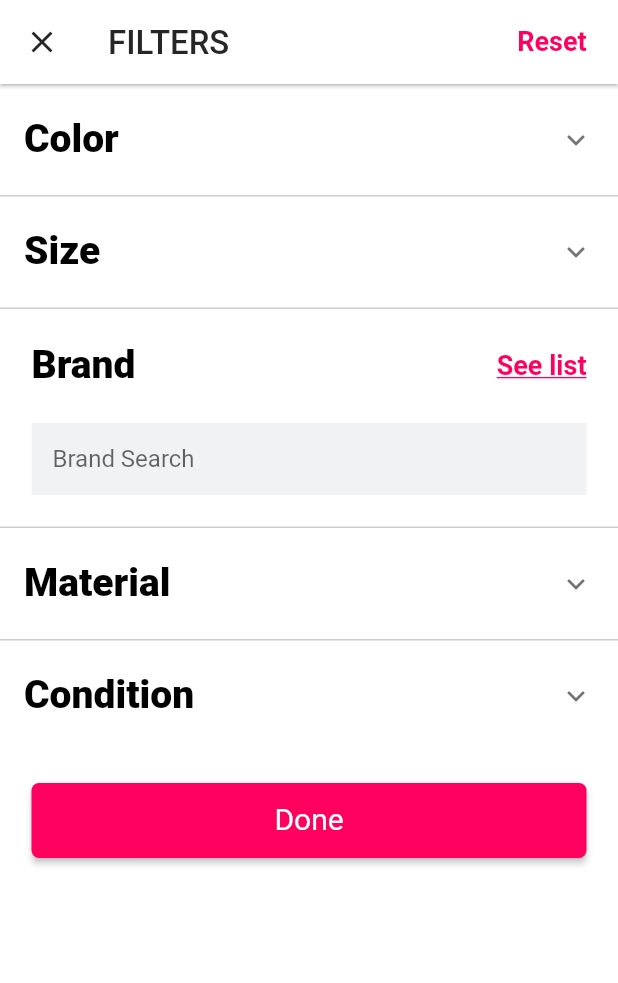
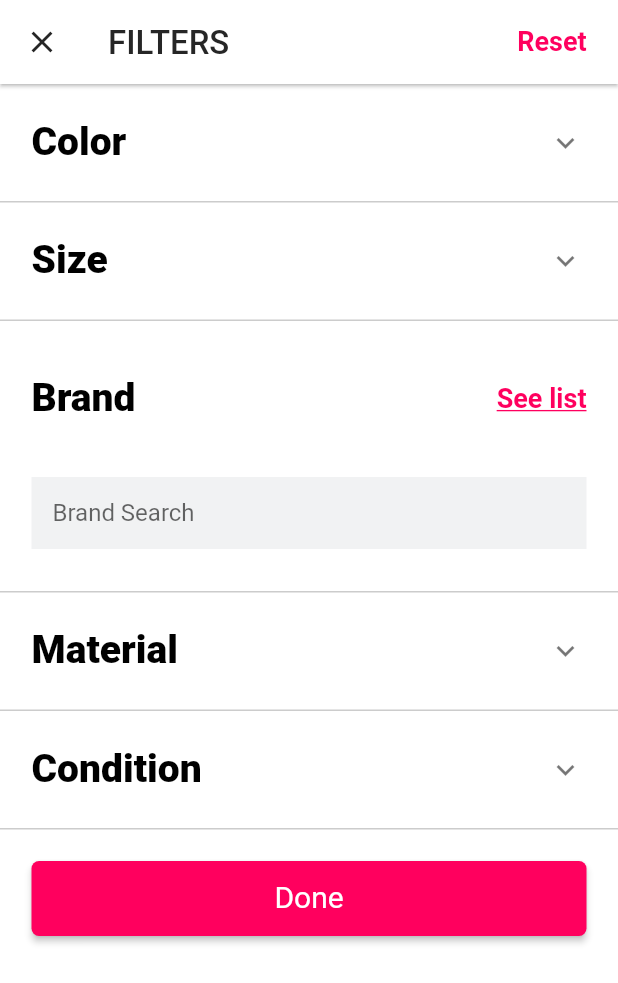
Before and after one commit to mho79/flutter_components, a Flutter app: the screen it shows after launch, on a phone screen of 412 x 824 dp. Shown: the top 983 px of the screen. Run offline on Flutter 3.47's test engine with Material 2 defaults, Android fonts, the phone set to English and light mode, and no system bars; missing offline and left inert: random_color; Roboto replaces fonts that are missing (RobotoCondensed).

Commit message:
update component styles

```diff
--- a/lib/main.dart
+++ b/lib/main.dart
@@ -46,10 +46,10 @@ class FilterLayout extends StatelessWidget {
             // body is the majority of the screen.
             body: ListView(
                 children:  <Widget>[
-                    Container(
-                        padding: EdgeInsets.only(top: 8.0, bottom: 8.0),
-                        child: Theme(
+                   Theme(
                         data: _expansionTileTheme,
+                        child: ListTileTheme(
+                            contentPadding: EdgeInsets.fromLTRB(21.0, 10.0, 23.0, 10.0),
                             child: ExpansionTile(
                                 title: Text(
                                     'Color',
@@ -58,7 +58,7 @@ class FilterLayout extends StatelessWidget {
                                 onExpansionChanged: (bool expanding) => print('expanding: '+expanding.toString()),
                                 children: <Widget>[
                                     Container(
-                                        height: 124,
+                                        height: 125,
                                         child: _buildColorsList(),
                                     ),
                                 ],
@@ -70,10 +70,10 @@ class FilterLayout extends StatelessWidget {
                         thickness: 1.0,
                         color: RelovedColors.black.withOpacity(0.2),
                     ),
-                    Container(
-                        padding: EdgeInsets.only(top: 8.0, bottom: 8.0),
-                        child: Theme(
+                    Theme(
                         data: _expansionTileTheme,
+                        child: ListTileTheme(
+                            contentPadding: EdgeInsets.fromLTRB(21.0, 10.0, 23.0, 10.0),
                             child: ExpansionTile(
                                 title: Text(
                                     'Size',
@@ -95,7 +95,7 @@ class FilterLayout extends StatelessWidget {
                         color: RelovedColors.black.withOpacity(0.2),
                     ),
                     Container(
-                        padding: EdgeInsets.fromLTRB(21.0, 14.0, 21.0, 21.0),
+                        padding: EdgeInsets.fromLTRB(21.0, 28.0, 21.0, 28.0),
                         child: Column(
                             mainAxisAlignment: MainAxisAlignment.spaceBetween,
                             children: <Widget>[
@@ -127,7 +127,7 @@ class FilterLayout extends StatelessWidget {
                                         ),
                                     ],
                                 ),
-                                SizedBox(height: 14.0),
+                                SizedBox(height: 28.0),
                                 Container(
                                     child: TextField(
                                         decoration: InputDecoration(
@@ -147,10 +147,10 @@ class FilterLayout extends StatelessWidget {
                         thickness: 1.0,
                         color: RelovedColors.black.withOpacity(0.2),
                     ),
-                    Container(
-                        padding: EdgeInsets.only(top: 8.0, bottom: 8.0),
-                        child: Theme(
+                    Theme(
                         data: _expansionTileTheme,
+                        child: ListTileTheme(
+                            contentPadding: EdgeInsets.fromLTRB(21.0, 10.0, 23.0, 10.0),
                             child: ExpansionTile(
                                 title: Text(
                                     'Material',
@@ -171,10 +171,10 @@ class FilterLayout extends StatelessWidget {
                         thickness: 1.0,
                         color: RelovedColors.black.withOpacity(0.2),
                     ),
-                    Container(
-                        padding: EdgeInsets.only(top: 8.0, bottom: 8.0),
-                        child: Theme(
+                    Theme(
                         data: _expansionTileTheme,
+                        child: ListTileTheme(
+                            contentPadding: EdgeInsets.fromLTRB(21.0, 10.0, 23.0, 10.0),
                             child: ExpansionTile(
                                 title: Text(
                                     'Condition',
@@ -189,6 +189,11 @@ class FilterLayout extends StatelessWidget {
                                 ],
                             ),
                         ),
+                    ),
+                    Divider(
+                        height: 1.0,
+                        thickness: 1.0,
+                        color: RelovedColors.black.withOpacity(0.2),
                     ),
                     Container(
                         margin: EdgeInsets.all(21.0),
@@ -209,22 +214,34 @@ class FilterLayout extends StatelessWidget {
 }
 
 Widget _buildColorsList() {
-    return ListView.builder(
+    final int itemCount = 10;
+    return ListView.separated(
         scrollDirection: Axis.horizontal,
-        padding: EdgeInsets.all(14.0),
-        itemBuilder: (context, i) {
-            if (i >= 10) {
+        padding: EdgeInsets.only(left: 21.0, right: 23.0, bottom: 29.0),
+        itemBuilder: (BuildContext context, int index) {
+            if (index >= itemCount) {
                 return null;
             }
             return _buildColors();
-        });
+        },
+        separatorBuilder: (BuildContext context, int index) {
+            return SizedBox(
+                width: 14.0,
+            );
+        },
+        itemCount: itemCount,
+    );
 }
 
 Widget _buildColors() {
     RandomColor _randomColor = RandomColor();
     final color = _randomColor.randomColor();
-    return FlatButton(
-        padding: EdgeInsets.all(0.0),
+    return ButtonTheme(
+        padding: EdgeInsets.all(0),
+        materialTapTargetSize: MaterialTapTargetSize.shrinkWrap,
+        minWidth: 0,
+        height: 0,
+        child: FlatButton(
             onPressed: () => print('selected color: '+color.toString()),
             child: Column(
                 crossAxisAlignment: CrossAxisAlignment.center,
@@ -245,25 +262,37 @@ Widget _buildColors() {
                     ),
                 ],
             ),
+        ),
     );
 }
 
 Widget _buildSizesList() {
     final sizes = [32, 34, 36, 38, 40, 42, 44, 46, 48, 50, 52, 54, 56, 58];
-    return ListView.builder(
+    return ListView.separated(
         scrollDirection: Axis.horizontal,
-        padding: EdgeInsets.all(14.0),
-        itemBuilder: (context, i) {
-            if (i >= sizes.length) {
+        padding: EdgeInsets.only(left: 21.0, right: 23.0, bottom: 29.0),
+        itemBuilder: (BuildContext context, int index) {
+            if (index >= sizes.length) {
                 return null;
             }
-            return _buildSizes(context, sizes[i]);
-        });
+            return _buildSizes(context, sizes[index]);
+        },
+        separatorBuilder: (BuildContext context, int index) {
+            return SizedBox(
+                width: 14.0,
+            );
+        },
+        itemCount: sizes.length,
+    );
 }
 
 Widget _buildSizes(context, size) {
-    return FlatButton(
-        padding: EdgeInsets.all(0.0),
+    return ButtonTheme(
+        padding: EdgeInsets.all(0),
+        materialTapTargetSize: MaterialTapTargetSize.shrinkWrap,
+        minWidth: 0,
+        height: 0,
+        child: FlatButton(
             onPressed: () => print('selected size: '+size.toString()),
             child: Container(
                 width: 72.0,
@@ -279,29 +308,40 @@ Widget _buildSizes(context, size) {
                     )
                 ),
             ),
+        ),
     );
 }
 
 Widget _buildMaterialList() {
     final materials = ['denim','cotton','leather','polyester','rayon'];
-    return ListView.builder(
+    return ListView.separated(
         scrollDirection: Axis.horizontal,
-        padding: EdgeInsets.all(14.0),
-        itemBuilder: (context, i) {
-            if (i >= materials.length) {
+        padding: EdgeInsets.only(left: 21.0, right: 23.0, bottom: 29.0),
+        itemBuilder: (BuildContext context, int index) {
+            if (index >= materials.length) {
                 return null;
             }
-            return _buildMaterials(context, materials[i]);
-        });
+            return _buildMaterials(context, materials[index]);
+        },
+        separatorBuilder: (BuildContext context, int index) {
+            return SizedBox(
+                width: 14.0,
+            );
+        },
+        itemCount: materials.length,
+    );
 }
 
 Widget _buildMaterials(context, material) {
-    return FlatButton(
+    return ButtonTheme(
+        padding: EdgeInsets.all(0.0),
+        materialTapTargetSize: MaterialTapTargetSize.shrinkWrap,
+        minWidth: 0,
+        height: 35.0,
+        child: FlatButton(
             onPressed: () => print('selected material: '+material.toString()),
-        padding: EdgeInsets.only(left: 8.0, right: 8.0),
             child: Container(
-            height: 35.0,
-            padding: EdgeInsets.fromLTRB(21.0, 8, 21.0, 8),
+                padding: EdgeInsets.symmetric(horizontal: 21.0),
                 decoration: BoxDecoration(
                     border: Border.all(color: RelovedColors.veryLightPink),
                     borderRadius: BorderRadius.circular(22),
@@ -313,29 +353,40 @@ Widget _buildMaterials(context, material) {
                     )
                 ),
             ),
+        ),
     );
 }
 
 Widget _buildConditionList() {
     final conditions = ['new with label','new without label','excellent','good','with flaws'];
-    return ListView.builder(
+    return ListView.separated(
         scrollDirection: Axis.horizontal,
-        padding: EdgeInsets.all(14.0),
-        itemBuilder: (context, i) {
-            if (i >= conditions.length) {
+        padding: EdgeInsets.only(left: 21.0, right: 23.0, bottom: 29.0),
+        itemBuilder: (BuildContext context, int index) {
+            if (index >= conditions.length) {
                 return null;
             }
-            return _buildConditions(context, conditions[i]);
-        });
+            return _buildConditions(context, conditions[index]);
+        },
+        separatorBuilder: (BuildContext context, int index) {
+            return SizedBox(
+                width: 14.0,
+            );
+        },
+        itemCount: conditions.length,
+    );
 }
 
 Widget _buildConditions(context, material) {
-    return FlatButton(
-        onPressed: () => print('selected material: '+material.toString()),
-        padding: EdgeInsets.only(left: 8.0, right: 8.0),
+    return ButtonTheme(
+        padding: EdgeInsets.all(0.0),
+        materialTapTargetSize: MaterialTapTargetSize.shrinkWrap,
+        minWidth: 0,
+        height: 35.0,
+        child: FlatButton(
+            onPressed: () => print('selected condition: '+material.toString()),
             child: Container(
-            height: 35.0,
-            padding: EdgeInsets.fromLTRB(21.0, 8, 21.0, 8),
+                padding: EdgeInsets.symmetric(horizontal: 21.0),
                 decoration: BoxDecoration(
                     border: Border.all(color: RelovedColors.veryLightPink),
                     borderRadius: BorderRadius.circular(22),
@@ -347,5 +398,6 @@ Widget _buildConditions(context, material) {
                     )
                 ),
             ),
+        ),
     );
 }
```
Lines whose indentation alone changed are shown as unchanged.
